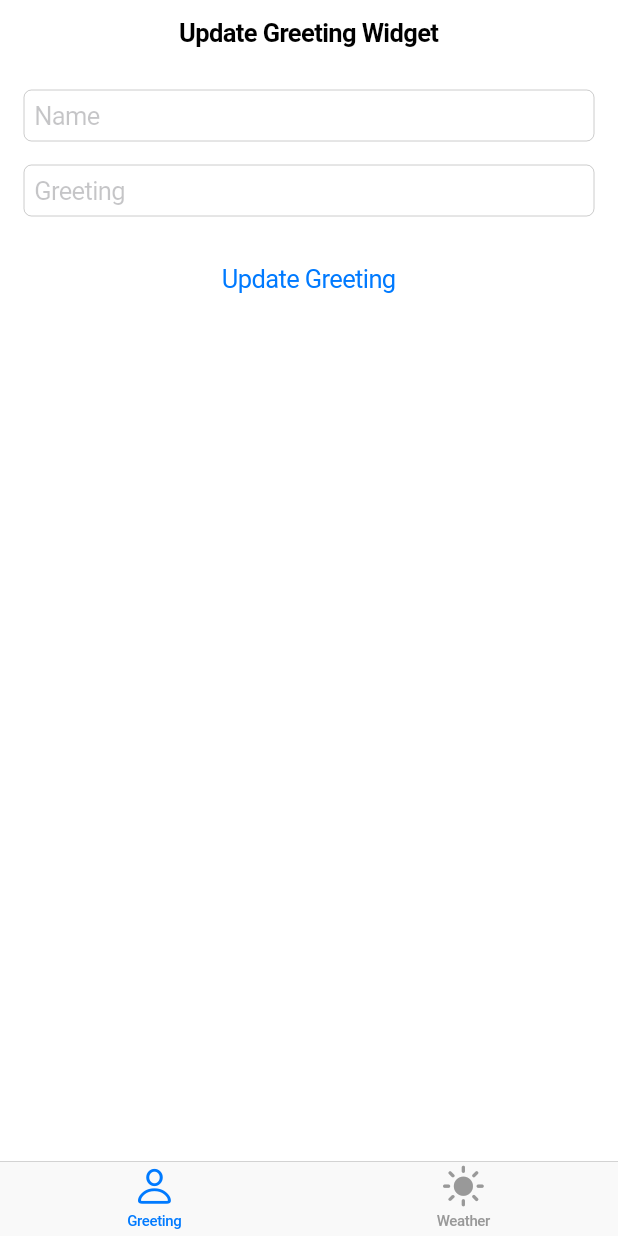
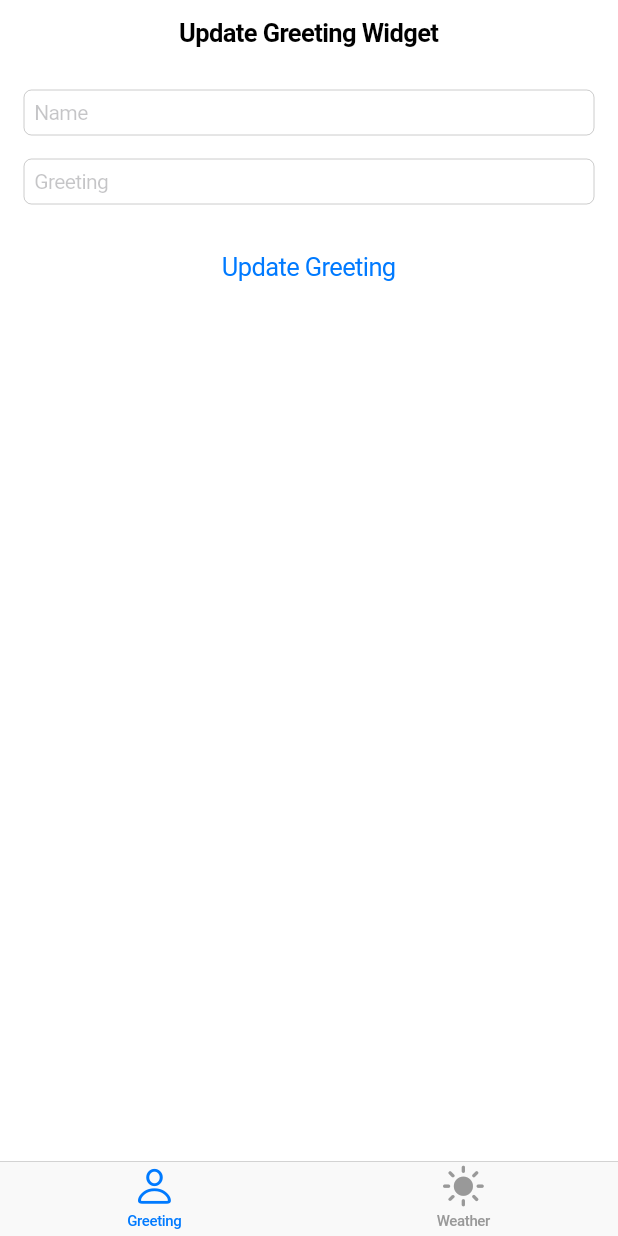
Before and after one commit to n0rthk1n9/flutter-ios-widgets-demo, a Flutter app: the screen it shows after launch, on a phone screen of 412 x 824 dp. Run offline on Flutter 3.47's test engine with Material 2 defaults, Android fonts, the phone set to English and light mode, and no system bars; missing offline and left inert: home_widget.

Commit message:
remove not needed styles

```diff
--- a/lib/styles.dart
+++ b/lib/styles.dart
@@ -1,53 +1,12 @@
-// Copyright 2018 The Flutter team. All rights reserved.
-// Use of this source code is governed by a BSD-style license that can be
-// found in the LICENSE file.
-
 import 'package:flutter/cupertino.dart';
 
 abstract class Styles {
-  static const TextStyle productRowItemName = TextStyle(
-    color: Color.fromRGBO(0, 0, 0, 0.8),
-    fontSize: 18,
-    fontStyle: FontStyle.normal,
-    fontWeight: FontWeight.normal,
-  );
-
-  static const TextStyle productRowTotal = TextStyle(
-    color: Color.fromRGBO(0, 0, 0, 0.8),
-    fontSize: 18,
-    fontStyle: FontStyle.normal,
-    fontWeight: FontWeight.bold,
-  );
-
-  static const TextStyle productRowItemPrice = TextStyle(
-    color: Color(0xFF8E8E93),
-    fontSize: 13,
-    fontWeight: FontWeight.w300,
-  );
-
-  static const TextStyle searchText = TextStyle(
-    color: Color.fromRGBO(0, 0, 0, 1),
+  static const TextStyle inputText = TextStyle(
+    color: Color.fromRGBO(255, 255, 255, 1),
     fontSize: 14,
     fontStyle: FontStyle.normal,
     fontWeight: FontWeight.normal,
   );
 
-  static const TextStyle deliveryTimeLabel = TextStyle(
-    color: Color(0xFFC2C2C2),
-    fontWeight: FontWeight.w300,
-  );
-
-  static const TextStyle deliveryTime = TextStyle(
-    color: CupertinoColors.inactiveGray,
-  );
-
-  static const Color productRowDivider = Color(0xFFD9D9D9);
-
-  static const Color scaffoldBackground = Color(0xfff0f0f0);
-
-  static const Color searchBackground = Color(0xffe0e0e0);
-
-  static const Color searchCursorColor = Color.fromRGBO(0, 122, 255, 1);
-
-  static const Color searchIconColor = Color.fromRGBO(128, 128, 128, 1);
+  static const Color inputCursorColor = Color.fromRGBO(0, 122, 255, 1);
 }
```
